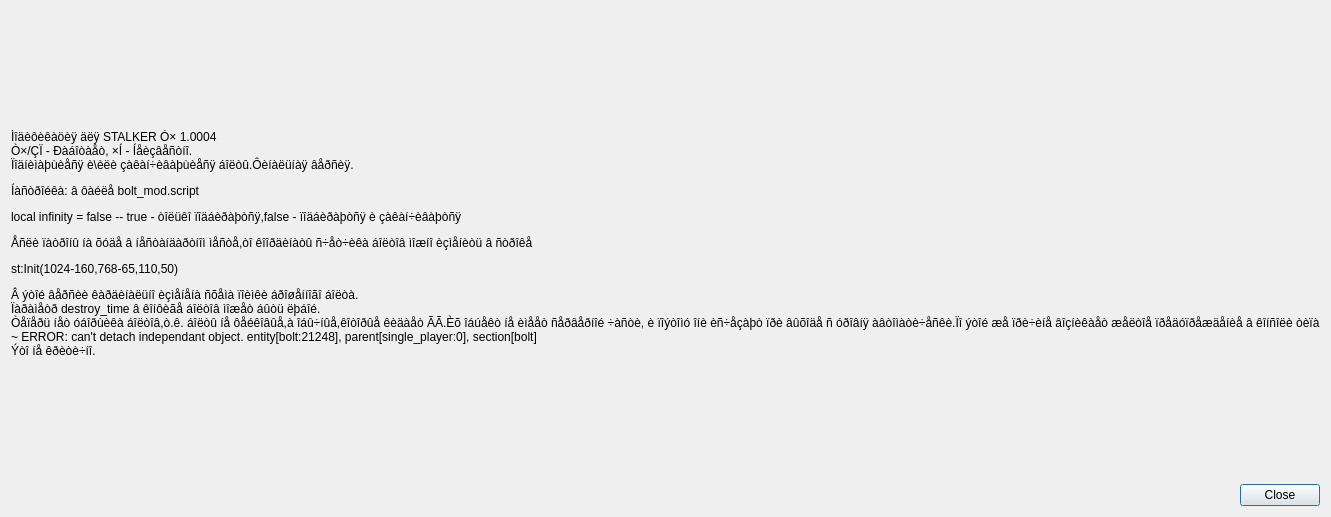
This is helpdialog.ui in Avengerrr/Pass_Manager as Qt 5 draws it before an edit. The edited form follows.
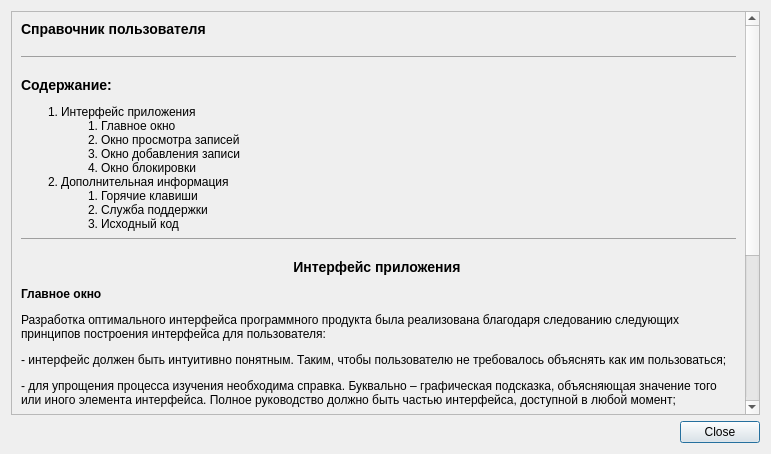
This is the edited form. Icons and pictures are not drawn.

Diff of the .ui file:
```diff
--- a/helpdialog.ui
+++ b/helpdialog.ui
@@ -6,51 +6,143 @@
    <rect>
     <x>0</x>
     <y>0</y>
-    <width>640</width>
-    <height>517</height>
+    <width>771</width>
+    <height>454</height>
    </rect>
   </property>
+  <property name="maximumSize">
+   <size>
+    <width>16777215</width>
+    <height>16777215</height>
+   </size>
+  </property>
   <property name="windowTitle">
    <string>Password Manager Help</string>
   </property>
   <layout class="QVBoxLayout" name="verticalLayout">
    <item>
-    <widget class="QLabel" name="Label_HelpDescription">
-     <property name="sizePolicy">
-      <sizepolicy hsizetype="Expanding" vsizetype="Preferred">
-       <horstretch>0</horstretch>
-       <verstretch>0</verstretch>
-      </sizepolicy>
+    <widget class="QScrollArea" name="scrollArea">
+     <property name="widgetResizable">
+      <bool>true</bool>
      </property>
-     <property name="text">
-      <string>&lt;html&gt;     
-     &lt;head&gt;     
-	 &lt;script type=&quot;text/javascript&quot; src=&quot;include.js&quot;&gt;&lt;/script&gt;
-     &lt;/head&gt;     
- &lt;body id=&quot;bodyframe&quot;&gt;
-      &lt;p&gt;
-		Ìîäèôèêàöèÿ äëÿ STALKER Ò× 1.0004 &lt;br&gt;
-		Ò×/ÇÏ - &lt;span class=&quot;green&quot;&gt;Ðàáîòàåò&lt;/span&gt;, ×Í - &lt;span class=&quot;red&quot;&gt;Íåèçâåñòíî&lt;/span&gt;.&lt;br&gt;
+     <widget class="QWidget" name="scrollAreaWidgetContents">
+      <property name="geometry">
+       <rect>
+        <x>0</x>
+        <y>0</y>
+        <width>737</width>
+        <height>1476</height>
+       </rect>
+      </property>
+      <layout class="QHBoxLayout" name="horizontalLayout">
+       <item>
+        <widget class="QLabel" name="label">
+         <property name="styleSheet">
+          <string notr="true">li { list-style-type: none; } /* Убираем исходную нумерацию у списка */
+   		ol { counter-reset: list1; } /* Инициируем счетчик */
+   		ol li:before {
+	    	counter-increment: list1; /* Увеличиваем значение счетчика */
+	    	content: counter(list1) &quot;. &quot;; /* Выводим число */
+   		}
+   		ol ol { counter-reset: list2; } /* Инициируем счетчик вложенного списка */
+   		ol ol li:before {
+	    	counter-increment: list2; /* Увеличиваем значение счетчика вложенного списка */
+	    	content: counter(list1) &quot;.&quot; counter(list2) &quot;. &quot;; /* Выводим число */
+   		}
+   		.numeric { counter-reset: listh1; } /* Инициируем счетчик */
+   		.numeric h3:before {
+	    	counter-increment: listh1; /* Увеличиваем значение счетчика */
+	    	content: counter(listh1) &quot;. &quot;; /* Выводим число */
+   		}
+   		.numeric .numeric2 { counter-reset: listh2; } /* Инициируем счетчик вложенного списка */
+   		.numeric .numeric2 h4:before {
+	    	counter-increment: listh2; /* Увеличиваем значение счетчика вложенного списка */
+	    	content: counter(listh1) &quot;.&quot; counter(listh2) &quot;. &quot;; /* Выводим число */
+   		}</string>
+         </property>
+         <property name="text">
+          <string>&lt;!DOCTYPE html&gt; 
+&lt;html&gt;
+&lt;head&gt;
+	&lt;meta charset='utf-8'&gt;
+	&lt;title&gt;Help&lt;/title&gt;
+	&lt;style&gt;
+   		li { list-style-type: none; } /* Убираем исходную нумерацию у списка */
+   		ol { counter-reset: list1; } /* Инициируем счетчик */
+   		ol li:before {
+	    	counter-increment: list1; /* Увеличиваем значение счетчика */
+	    	content: counter(list1) &quot;. &quot;; /* Выводим число */
+   		}
+   		ol ol { counter-reset: list2; } /* Инициируем счетчик вложенного списка */
+   		ol ol li:before {
+	    	counter-increment: list2; /* Увеличиваем значение счетчика вложенного списка */
+	    	content: counter(list1) &quot;.&quot; counter(list2) &quot;. &quot;; /* Выводим число */
+   		}
+   		.numeric { counter-reset: listh1; } /* Инициируем счетчик */
+   		.numeric h3:before {
+	    	counter-increment: listh1; /* Увеличиваем значение счетчика */
+	    	content: counter(listh1) &quot;. &quot;; /* Выводим число */
+   		}
+   		.numeric .numeric2 { counter-reset: listh2; } /* Инициируем счетчик вложенного списка */
+   		.numeric .numeric2 h4:before {
+	    	counter-increment: listh2; /* Увеличиваем значение счетчика вложенного списка */
+	    	content: counter(listh1) &quot;.&quot; counter(listh2) &quot;. &quot;; /* Выводим число */
+   		}
+  &lt;/style&gt;
+&lt;/head&gt;
+&lt;body background=&quot;img/Paper.jpg&quot; font=&quot;Georgia&quot;&gt;
+	&lt;h3&gt;Справочник пользователя&lt;/h3&gt;
+		&lt;hr&gt;
+		&lt;h3&gt;Содержание:&lt;/h3&gt;
+		&lt;ol&gt;
+	  		&lt;li&gt;Интерфейс приложения&lt;/li&gt;
+	  		&lt;ol&gt;
+	    		&lt;li&gt;Главное окно&lt;/li&gt;
+	    		&lt;li&gt;Окно просмотра записей&lt;/li&gt;
+	    		&lt;li&gt;Окно добавления записи&lt;/li&gt;
+	    		&lt;li&gt;Окно блокировки&lt;/li&gt;
+	  		&lt;/ol&gt;
+	  		&lt;li&gt;Дополнительная информация&lt;/li&gt;
+	  		&lt;ol&gt;
+	    		&lt;li&gt;Горячие клавиши&lt;/li&gt;
+	    		&lt;li&gt;Служба поддержки&lt;/li&gt;
+	    		&lt;li&gt;Исходный код&lt;/li&gt;
+	  		&lt;/ol&gt;
+		&lt;/ol&gt;
 
-      Ïîäíèìàþùèåñÿ è\èëè çàêàí÷èâàþùèåñÿ áîëòû.Ôèíàëüíàÿ âåðñèÿ. &lt;/p&gt;
-&lt;p&gt; Íàñòðîéêà: â ôàéëå &lt;span class=&quot;dir&quot;&gt;bolt_mod.script&lt;/span&gt;
+		&lt;hr&gt;
+		&lt;div class=&quot;numeric&quot;&gt;
+			&lt;h3 align=&quot;center&quot;&gt;Интерфейс приложения&lt;/h3&gt;
+			&lt;div class=&quot;numeric2&quot;&gt;
+				&lt;h4&gt;Главное окно&lt;/h4&gt;
+				
+				&lt;p&gt;Разработка оптимального интерфейса программного продукта была реализована благодаря следованию 	следующих принципов построения интерфейса для пользователя:&lt;/p&gt;
+				&lt;p&gt;- интерфейс должен быть интуитивно понятным. Таким, чтобы пользователю не требовалось объяснять как им пользоваться;&lt;/p&gt;
+				&lt;p&gt;- для упрощения процесса изучения необходима справка. Буквально – графическая подсказка, объясняющая значение того или иного элемента интерфейса. Полное руководство должно быть частью интерфейса, доступной в любой момент;&lt;/p&gt;
+				&lt;p&gt;- возврат пользователя в то место, где им была закончена работа во-время прошлой сессии;&lt;/p&gt;
+				&lt;p&gt;- чаще всего, пользователи в интерфейсе сначала ищут сущность(существительное), а затем действие(глагол) к ней;&lt;/p&gt;
+				&lt;p&gt;- чем быстрее человек увидит результат – тем лучше. Пример – «живой» поиск, когда варианты, в процессе набора поискового запроса. Основной принцип: программа должна взаимодействовать с пользователем на основе наименьшей значимой единицы ввода.&lt;/p&gt;
+				&lt;p&gt;Исходя из этих несложных принципов, был спроектирован интуитивно понятный интерфейс, в котором есть все необходимое для реализации поставленной цели дипломного проекта.&lt;/p&gt;
+			&lt;/div&gt;
 
-      &lt;div class=&quot;code&quot;&gt;local infinity = false -- true - òîëüêî ïîäáèðàþòñÿ,false - ïîäáèðàþòñÿ è çàêàí÷èâàþòñÿ&lt;/div&gt; &lt;/p&gt;
-&lt;p&gt; Åñëè ïàòðîíû íà õóäå â íåñòàíäàðòíîì ìåñòå,òî êîîðäèíàòû ñ÷åò÷èêà áîëòîâ ìîæíî èçìåíèòü â ñòðîêå
+			&lt;div class=&quot;numeric2&quot;&gt;
+				&lt;h4&gt;Окно просмотра записей&lt;/h4&gt;
 
-      &lt;div class=&quot;code&quot;&gt;st:Init(1024-160,768-65,110,50)&lt;/div&gt; &lt;/p&gt;
-&lt;p&gt; Â ýòîé âåðñèè êàðäèíàëüíî èçìåíåíà ñõåìà ïîèìêè áðîøåííîãî áîëòà.
-&lt;br&gt;
-      Ïàðàìåòð &lt;span class=&quot;descr&quot;&gt;destroy_time&lt;/span&gt; â êîíôèãå áîëòîâ ìîæåò áûòü ëþáîé.
-&lt;br&gt;
-      Òåïåðü íåò óáîðùèêà áîëòîâ,ò.ê. áîëòû íå ôåéêîâûå,à îáû÷íûå,êîòîðûå êèäàåò ÃÃ.Èõ îáúåêò íå èìååò ñåðâåðíîé ÷àñòè, è ïîýòîìó îíè èñ÷åçàþò ïðè âûõîäå ñ óðîâíÿ àâòîìàòè÷åñêè.Ïî ýòîé æå ïðè÷èíå âîçíèêàåò æåëòîå ïðåäóïðåæäåíèå â êîíñîëè òèïà
-&lt;br&gt;
-      ~ ERROR: can't detach independant object. entity[bolt:21248], parent[single_player:0], section[bolt]
-&lt;br&gt;
-      Ýòî íå êðèòè÷íî. &lt;/p&gt;
-&lt;/body&gt;  
-&lt;/html&gt; </string>
-     </property>
+				&lt;p&gt;При запуске программного продукта, пользователю предоставляется во внимание главное окно приложения, в котором содержится два элемента управления в виде клавиш, отвечающих за создание нового файла, либо открытие, ранее созданного.&lt;/p&gt;
+				&lt;center&gt;&lt;img src=&quot;:/html/help/images/html/help/ru/mainwindow.jpg&quot;&gt;&lt;/center&gt;
+			&lt;/div&gt;
+
+		&lt;/div&gt;
+&lt;/body&gt;
+&lt;/html&gt;</string>
+         </property>
+         <property name="wordWrap">
+          <bool>true</bool>
+         </property>
+        </widget>
+       </item>
+      </layout>
+     </widget>
     </widget>
    </item>
    <item>
```
